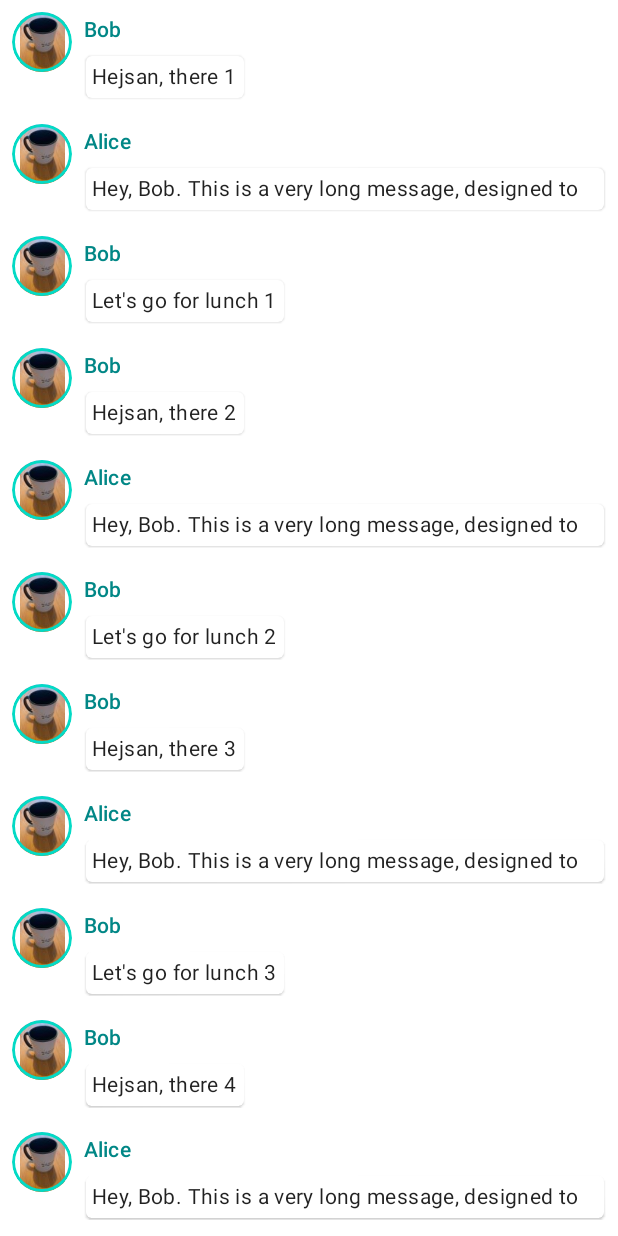
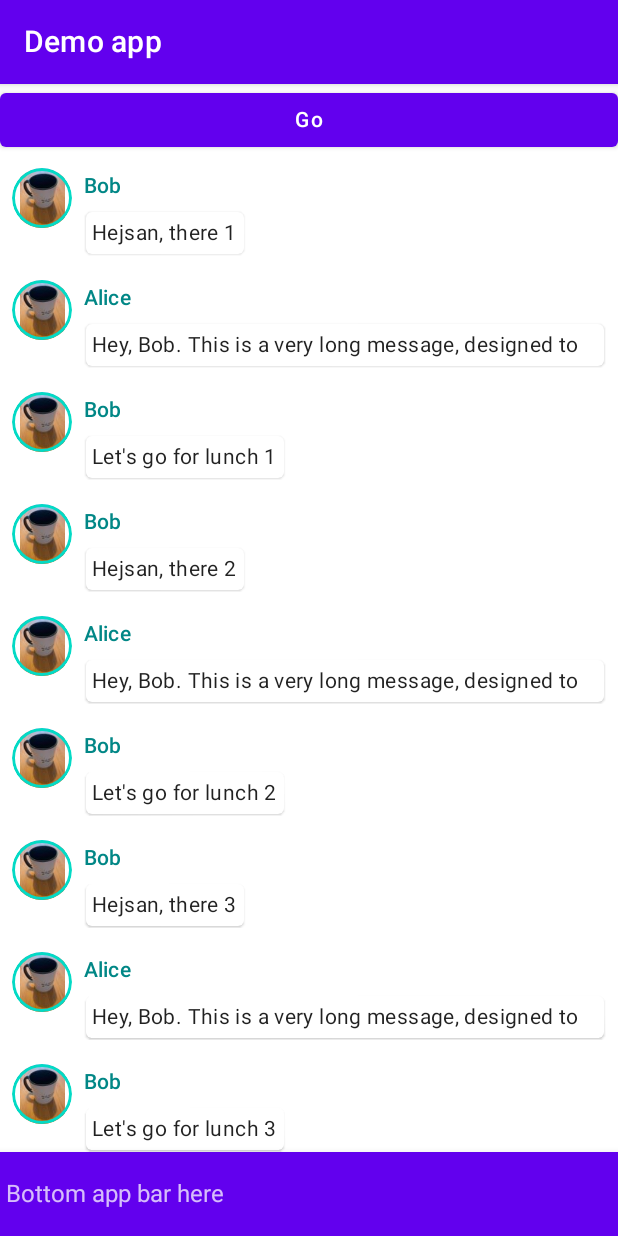
Before and after one commit to malliina/android-demo, an Android app built with Jetpack Compose: the screen it shows after launch (MainActivity), on a phone screen of 412 x 824 dp. Run offline under Robolectric (Android 15) with nearby library versions, the phone set to English and light mode, and no system bars; our stand-ins replace Timber, paging.

Commit message:
Navigation

```diff
--- a/app/build.gradle
+++ b/app/build.gradle
@@ -51,8 +51,9 @@ dependencies {
     implementation "androidx.compose.ui:ui:$compose_version"
     implementation "androidx.compose.material:material:$compose_version"
     implementation "androidx.compose.ui:ui-tooling-preview:$compose_version"
-    implementation 'androidx.lifecycle:lifecycle-runtime-ktx:2.4.1'
-    implementation 'androidx.activity:activity-compose:1.4.0'
+    implementation "androidx.lifecycle:lifecycle-runtime-ktx:2.4.1"
+    implementation "androidx.activity:activity-compose:1.4.0"
+    implementation "androidx.navigation:navigation-compose:2.4.1"
     implementation "androidx.paging:paging-compose:1.0.0-alpha14"
     implementation "com.jakewharton.timber:timber:5.0.1"
     testImplementation 'junit:junit:4.13.2'
--- /dev/null
+++ b/app/src/main/java/com/malliina/demo/DemoApp.kt
@@ -0,0 +1,57 @@
+package com.malliina.demo
+
+import android.content.res.Configuration
+import androidx.compose.material.*
+import androidx.compose.material.icons.Icons
+import androidx.compose.material.icons.filled.ArrowBack
+import androidx.compose.runtime.*
+import androidx.compose.ui.tooling.preview.Preview
+import androidx.navigation.NavHostController
+import androidx.navigation.compose.NavHost
+import androidx.navigation.compose.composable
+import androidx.navigation.compose.rememberNavController
+import com.malliina.demo.ui.theme.DemoAppTheme
+
+@Composable
+fun DemoApp(viewModel: DemoViewModel, navController: NavHostController = rememberNavController()) {
+  DemoAppTheme {
+    val currentStack =
+      navController.currentBackStackEntryFlow.collectAsState(initial = navController.currentBackStackEntry)
+    Scaffold(topBar = {
+      if (currentStack.value?.destination?.route == Nav.Main) {
+        TopAppBar(title = { Text("Demo app") })
+      } else {
+        TopAppBar(title = { Text("Details") }, navigationIcon = {
+          IconButton(onClick = { navController.popBackStack() }) {
+            Icon(Icons.Filled.ArrowBack, contentDescription = "Go back")
+          }
+        })
+      }
+    }, bottomBar = {
+      BottomAppBar {
+        Text("Bottom app bar here")
+      }
+    }) {
+      NavHost(navController = navController, startDestination = Nav.Main) {
+        composable(Nav.Main) { FirstPage(viewModel.flow, navController) }
+        composable(Nav.Detail) { SecondPage(navController) }
+      }
+    }
+  }
+}
+
+@Preview(showBackground = true, name = "Default Mode")
+@Composable
+fun DefaultPreview() {
+  DemoAppTheme {
+    Conversation(SampleData.pager.flow)
+  }
+}
+
+@Preview(uiMode = Configuration.UI_MODE_NIGHT_YES, showBackground = false, name = "Dark Mode")
+@Composable
+fun DarkModePreview() {
+  DemoAppTheme {
+    Conversation(SampleData.pager.flow)
+  }
+}
--- a/app/src/main/java/com/malliina/demo/DemoPagingSource.kt
+++ b/app/src/main/java/com/malliina/demo/DemoPagingSource.kt
@@ -23,7 +23,7 @@ class DemoPagingSource : PagingSource<LimitOffset, Message>() {
       Timber.i("Loading ${params.key} load size ${params.loadSize}")
       val limits = params.key ?: LimitOffset(params.loadSize, 0)
       val items = SampleData.messages.drop(limits.offset).take(limits.limit)
-      delay(2000)
+      delay(1000)
       LoadResult.Page(
         items,
         if (limits.offset > 0) LimitOffset(limits.limit, max(limits.offset - limits.limit, 0)) else null,
--- a/app/src/main/java/com/malliina/demo/DemoViewModel.kt
+++ b/app/src/main/java/com/malliina/demo/DemoViewModel.kt
@@ -1,8 +1,10 @@
 package com.malliina.demo
 
 import androidx.lifecycle.ViewModel
+import androidx.lifecycle.viewModelScope
 import androidx.paging.Pager
 import androidx.paging.PagingConfig
+import androidx.paging.cachedIn
 
 class DemoViewModel: ViewModel() {
   val pager: Pager<LimitOffset, Message> = Pager(
@@ -10,5 +12,5 @@ class DemoViewModel: ViewModel() {
   ) {
     DemoPagingSource()
   }
-  val flow = pager.flow
+  val flow = pager.flow.cachedIn(viewModelScope)
 }
--- a/app/src/main/java/com/malliina/demo/MainActivity.kt
+++ b/app/src/main/java/com/malliina/demo/MainActivity.kt
@@ -1,36 +1,9 @@
 package com.malliina.demo
 
-import android.content.res.Configuration
 import android.os.Bundle
 import androidx.activity.ComponentActivity
 import androidx.activity.compose.setContent
 import androidx.activity.viewModels
-import androidx.compose.animation.animateColorAsState
-import androidx.compose.animation.animateContentSize
-import androidx.compose.foundation.Image
-import androidx.compose.foundation.border
-import androidx.compose.foundation.clickable
-import androidx.compose.foundation.layout.*
-import androidx.compose.foundation.lazy.LazyColumn
-import androidx.compose.foundation.shape.CircleShape
-import androidx.compose.material.CircularProgressIndicator
-import androidx.compose.material.MaterialTheme
-import androidx.compose.material.Surface
-import androidx.compose.material.Text
-import androidx.compose.runtime.*
-import androidx.compose.ui.Alignment
-import androidx.compose.ui.Modifier
-import androidx.compose.ui.draw.clip
-import androidx.compose.ui.graphics.Color
-import androidx.compose.ui.res.painterResource
-import androidx.compose.ui.tooling.preview.Preview
-import androidx.compose.ui.unit.dp
-import androidx.paging.LoadState
-import androidx.paging.Pager
-import androidx.paging.PagingConfig
-import androidx.paging.compose.collectAsLazyPagingItems
-import androidx.paging.compose.items
-import com.malliina.demo.ui.theme.DemoAppTheme
 import timber.log.Timber
 
 class MainActivity : ComponentActivity() {
@@ -42,106 +15,27 @@ class MainActivity : ComponentActivity() {
     Timber.plant(tree)
     Timber.i("onCreate")
     setContent {
-      DemoAppTheme {
-        // A surface container using the 'background' color from the theme
-        Surface(modifier = Modifier.fillMaxSize(), color = MaterialTheme.colors.background) {
-          Conversation(viewModel.pager)
-        }
-      }
+      DemoApp(viewModel)
     }
   }
-}
 
-data class Message(val author: String, val body: String)
+  override fun onStart() {
+    super.onStart()
+    Timber.i("onStart")
+  }
 
-@Composable
-fun MessageCard(msg: Message) {
-  Row(modifier = Modifier.padding(all = 8.dp)) {
-    Image(
-      painter = painterResource(R.drawable.kopp_small),
-      contentDescription = "Kopp",
-      modifier = Modifier
-        .size(40.dp)
-        .clip(CircleShape)
-        .border(1.5.dp, MaterialTheme.colors.secondary, CircleShape)
-    )
-    Spacer(modifier = Modifier.width(8.dp))
-    var isExpanded by remember { mutableStateOf(false) }
-    val surfaceColor: Color by animateColorAsState(
-      if (isExpanded) MaterialTheme.colors.primary else MaterialTheme.colors.surface,
-    )
-    Column(modifier = Modifier.clickable { isExpanded = !isExpanded }) {
-      Text(
-        text = msg.author,
-        color = MaterialTheme.colors.secondaryVariant,
-        style = MaterialTheme.typography.subtitle2
-      )
-      Spacer(modifier = Modifier.height(4.dp))
-      Surface(
-        shape = MaterialTheme.shapes.medium,
-        elevation = 1.dp,
-        color = surfaceColor,
-        modifier = Modifier
-          .animateContentSize()
-          .padding(1.dp)
-      ) {
-        Text(
-          text = msg.body,
-          modifier = Modifier.padding(all = 4.dp),
-          maxLines = if (isExpanded) Int.MAX_VALUE else 1,
-          style = MaterialTheme.typography.body2
-        )
-      }
-    }
+  override fun onStop() {
+    super.onStop()
+    Timber.i("onStop")
+  }
+
+  override fun onRestart() {
+    super.onRestart()
+    Timber.i("onRestart")
+  }
+
+  override fun onDestroy() {
+    super.onDestroy()
+    Timber.i("onDestroy")
   }
 }
-
-@Composable
-fun Conversation(pager: Pager<LimitOffset, Message>) {
-  val p = pager
-  val lazyMessages = p.flow.collectAsLazyPagingItems()
-
-  LazyColumn {
-    if (lazyMessages.loadState.refresh == LoadState.Loading) {
-      item {
-        Column(
-          modifier = Modifier.fillParentMaxSize(),
-          verticalArrangement = Arrangement.Center,
-          horizontalAlignment = Alignment.CenterHorizontally
-        ) {
-          CircularProgressIndicator()
-        }
-      }
-    }
-    items(lazyMessages) { message ->
-      message?.let { msg ->
-        MessageCard(msg)
-      }
-    }
-    if (lazyMessages.loadState.append == LoadState.Loading) {
-      item {
-        CircularProgressIndicator(
-          modifier = Modifier
-            .fillMaxWidth()
-            .wrapContentWidth(Alignment.CenterHorizontally)
-        )
-      }
-    }
-  }
-}
-
-@Preview(showBackground = true, name = "Default Mode")
-@Composable
-fun DefaultPreview() {
-  DemoAppTheme {
-    Conversation(SampleData.pager)
-  }
-}
-
-@Preview(uiMode = Configuration.UI_MODE_NIGHT_YES, showBackground = false, name = "Dark Mode")
-@Composable
-fun DarkModePreview() {
-  DemoAppTheme {
-    Conversation(SampleData.pager)
-  }
-}
--- /dev/null
+++ b/app/src/main/java/com/malliina/demo/MainPage.kt
@@ -0,0 +1,114 @@
+package com.malliina.demo
+
+import androidx.compose.animation.animateColorAsState
+import androidx.compose.animation.animateContentSize
+import androidx.compose.foundation.Image
+import androidx.compose.foundation.border
+import androidx.compose.foundation.clickable
+import androidx.compose.foundation.layout.*
+import androidx.compose.foundation.lazy.LazyColumn
+import androidx.compose.foundation.shape.CircleShape
+import androidx.compose.material.*
+import androidx.compose.runtime.*
+import androidx.compose.ui.Alignment
+import androidx.compose.ui.Modifier
+import androidx.compose.ui.draw.clip
+import androidx.compose.ui.graphics.Color
+import androidx.compose.ui.res.painterResource
+import androidx.compose.ui.unit.dp
+import androidx.navigation.NavHostController
+import androidx.paging.LoadState
+import androidx.paging.PagingData
+import androidx.paging.compose.collectAsLazyPagingItems
+import androidx.paging.compose.items
+import kotlinx.coroutines.flow.Flow
+
+@Composable
+fun FirstPage(flow: Flow<PagingData<Message>>, navController: NavHostController) {
+  // A surface container using the 'background' color from the theme
+  Surface(modifier = Modifier.fillMaxSize(), color = MaterialTheme.colors.background) {
+    Column {
+      Button(onClick = { navController.navigate(Nav.Detail) }, Modifier.fillMaxWidth()) {
+        Text("Go")
+      }
+      Conversation(flow)
+    }
+  }
+}
+
+data class Message(val author: String, val body: String)
+
+@Composable
+fun MessageCard(msg: Message) {
+  Row(modifier = Modifier.padding(all = 8.dp)) {
+    Image(
+      painter = painterResource(R.drawable.kopp_small),
+      contentDescription = "Kopp",
+      modifier = Modifier
+        .size(40.dp)
+        .clip(CircleShape)
+        .border(1.5.dp, MaterialTheme.colors.secondary, CircleShape)
+    )
+    Spacer(modifier = Modifier.width(8.dp))
+    var isExpanded by remember { mutableStateOf(false) }
+    val surfaceColor: Color by animateColorAsState(
+      if (isExpanded) MaterialTheme.colors.primary else MaterialTheme.colors.surface,
+    )
+    Column(modifier = Modifier.clickable { isExpanded = !isExpanded }) {
+      Text(
+        text = msg.author,
+        color = MaterialTheme.colors.secondaryVariant,
+        style = MaterialTheme.typography.subtitle2
+      )
+      Spacer(modifier = Modifier.height(4.dp))
+      Surface(
+        shape = MaterialTheme.shapes.medium,
+        elevation = 1.dp,
+        color = surfaceColor,
+        modifier = Modifier
+          .animateContentSize()
+          .padding(1.dp)
+      ) {
+        Text(
+          text = msg.body,
+          modifier = Modifier.padding(all = 4.dp),
+          maxLines = if (isExpanded) Int.MAX_VALUE else 1,
+          style = MaterialTheme.typography.body2
+        )
+      }
+    }
+  }
+}
+
+@Composable
+fun Conversation(flow: Flow<PagingData<Message>>) {
+  val lazyMessages = flow.collectAsLazyPagingItems()
+
+  LazyColumn {
+    if (lazyMessages.loadState.refresh == LoadState.Loading) {
+      item {
+        Column(
+          modifier = Modifier.fillParentMaxSize(),
+          verticalArrangement = Arrangement.Center,
+          horizontalAlignment = Alignment.CenterHorizontally
+        ) {
+          CircularProgressIndicator()
+        }
+      }
+    }
+    items(lazyMessages) { message ->
+      message?.let { msg ->
+        MessageCard(msg)
+      }
+    }
+    if (lazyMessages.loadState.append == LoadState.Loading) {
+      item {
+        CircularProgressIndicator(
+          modifier = Modifier
+            .fillMaxWidth()
+            .wrapContentWidth(Alignment.CenterHorizontally)
+        )
+      }
+    }
+  }
+}
--- /dev/null
+++ b/app/src/main/java/com/malliina/demo/Nav.kt
@@ -0,0 +1,6 @@
+package com.malliina.demo
+
+object Nav {
+  val Main = "main"
+  val Detail = "detail"
+}
--- /dev/null
+++ b/app/src/main/java/com/malliina/demo/SecondPage.kt
@@ -0,0 +1,17 @@
+package com.malliina.demo
+
+import androidx.compose.foundation.layout.Column
+import androidx.compose.material.Button
+import androidx.compose.material.Text
+import androidx.compose.runtime.Composable
+import androidx.navigation.NavHostController
+
+@Composable
+fun SecondPage(nav: NavHostController) {
+  Column {
+    Text("Hi")
+    Button(onClick = { nav.popBackStack() }) {
+      Text("Go back")
+    }
+  }
+}
```
